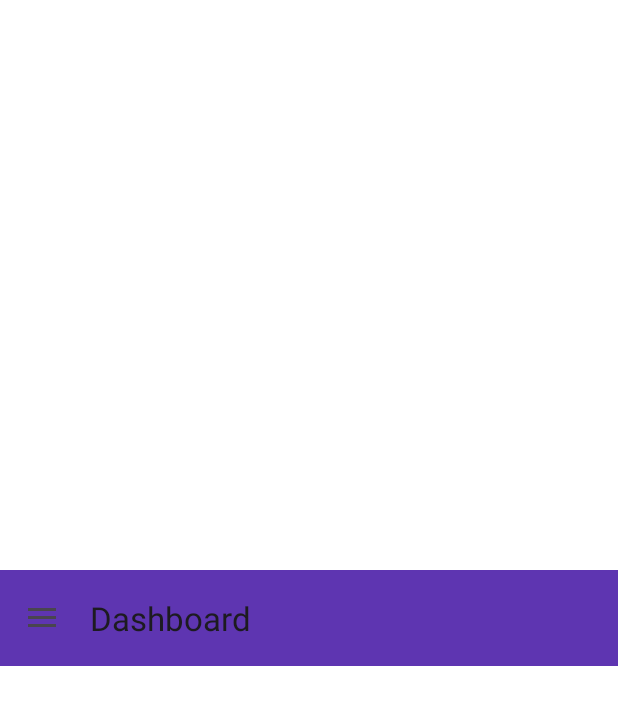
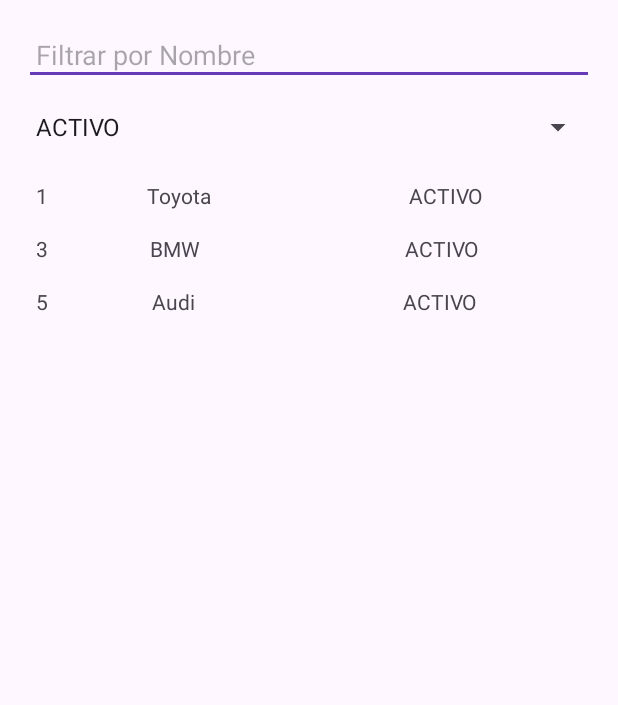
Before and after one commit to CodigoCreativoUTEC/mobilePFT, an Android app: the DashboardActivity screen opened directly, with no data from a screen before it, in the side drawer, after a tap on "Marcas", on a phone screen of 412 x 824 dp. Shown: the top 705 px of the screen. Run offline under Robolectric (Android 15) with nearby library versions, the phone set to English and light mode, and no system bars.

Commit message:
Se agrega activity para listado de marcas

```diff
--- a/app/src/main/AndroidManifest.xml
+++ b/app/src/main/AndroidManifest.xml
@@ -16,9 +16,12 @@
         tools:targetApi="31">
         <activity
             android:name=".Registro"
-            android:exported="false" />
+            android:exported="true" />
         <activity
             android:name=".DashboardActivity"
+            android:exported="true"/>
+        <activity
+            android:name=".MarcasActivity"
             android:exported="true"/>
 
         <activity
--- a/app/src/main/java/com/codigocreativo/mobile/DashboardActivity.kt
+++ b/app/src/main/java/com/codigocreativo/mobile/DashboardActivity.kt
@@ -1,5 +1,6 @@
 package com.codigocreativo.mobile
 
+import android.content.Intent
 import android.os.Bundle
 import androidx.appcompat.app.ActionBarDrawerToggle
 import androidx.appcompat.app.AppCompatActivity
@@ -38,11 +39,13 @@
             when (menuItem.itemId) {
                 R.id.nav_users -> {
                     Toast.makeText(this, "Usuarios seleccionados", Toast.LENGTH_SHORT).show()
-                    // Puedes agregar código para navegar a otras actividades o fragmentos
+
                 }
                 R.id.nav_brands -> {
                     Toast.makeText(this, "Marcas seleccionadas", Toast.LENGTH_SHORT).show()
                     // Navegar a otra actividad
+                    val intent = Intent(this, MarcasActivity::class.java)
+                    startActivity(intent)
                 }
                 R.id.nav_models -> {
                     Toast.makeText(this, "Modelos seleccionados", Toast.LENGTH_SHORT).show()
--- /dev/null
+++ b/app/src/main/java/com/codigocreativo/mobile/Marca.kt
@@ -0,0 +1,7 @@
+package com.codigocreativo.mobile
+
+data class Marca(val id: Int, val nombre: String, val estado: Estado)
+
+enum class Estado {
+    ACTIVO, INACTIVO
+}
--- /dev/null
+++ b/app/src/main/java/com/codigocreativo/mobile/MarcaAdapter.kt
@@ -0,0 +1,39 @@
+package com.codigocreativo.mobile
+
+import android.view.LayoutInflater
+import android.view.View
+import android.view.ViewGroup
+import android.widget.TextView
+import androidx.recyclerview.widget.RecyclerView
+
+class MarcaAdapter(private var marcasList: MutableList<Marca>) : RecyclerView.Adapter<MarcaAdapter.MarcaViewHolder>() {
+
+    // Clase interna para el ViewHolder
+    class MarcaViewHolder(itemView: View) : RecyclerView.ViewHolder(itemView) {
+        val idTextView: TextView = itemView.findViewById(R.id.idTextView)
+        val nombreTextView: TextView = itemView.findViewById(R.id.nombreTextView)
+        val estadoTextView: TextView = itemView.findViewById(R.id.estadoTextView)
+    }
+
+    override fun onCreateViewHolder(parent: ViewGroup, viewType: Int): MarcaViewHolder {
+        val view = LayoutInflater.from(parent.context).inflate(R.layout.item_marca, parent, false)
+        return MarcaViewHolder(view)
+    }
+
+    override fun onBindViewHolder(holder: MarcaViewHolder, position: Int) {
+        val marca = marcasList[position]
+        holder.idTextView.text = marca.id.toString()
+        holder.nombreTextView.text = marca.nombre
+        holder.estadoTextView.text = marca.estado.name
+    }
+
+    override fun getItemCount(): Int {
+        return marcasList.size
+    }
+
+    // Actualizar la lista de marcas después de aplicar un filtro
+    fun updateList(newList: MutableList<Marca>) {
+        marcasList = newList
+        notifyDataSetChanged()
+    }
+}
--- /dev/null
+++ b/app/src/main/java/com/codigocreativo/mobile/MarcasActivity.kt
@@ -0,0 +1,81 @@
+package com.codigocreativo.mobile
+
+import android.os.Bundle
+import android.text.Editable
+import android.text.TextWatcher
+import android.view.View
+import android.widget.*
+import androidx.appcompat.app.AppCompatActivity
+import androidx.recyclerview.widget.LinearLayoutManager
+import androidx.recyclerview.widget.RecyclerView
+import java.util.*
+
+class MarcasActivity : AppCompatActivity() {
+
+    // Simulación de datos que vendrían de la base de datos
+    private val marcasList = listOf(
+        Marca(1, "Toyota", Estado.ACTIVO),
+        Marca(2, "Ford", Estado.INACTIVO),
+        Marca(3, "BMW", Estado.ACTIVO),
+        Marca(4, "Mercedes", Estado.INACTIVO),
+        Marca(5, "Audi", Estado.ACTIVO)
+    )
+
+    // Lista filtrada
+    private var filteredList = marcasList.toMutableList()
+
+    // Adaptador para el RecyclerView
+    private lateinit var adapter: MarcaAdapter
+
+    override fun onCreate(savedInstanceState: Bundle?) {
+        super.onCreate(savedInstanceState)
+        setContentView(R.layout.activity_marcas)
+
+        // Configurar el RecyclerView
+        val recyclerView: RecyclerView = findViewById(R.id.recyclerView)
+        recyclerView.layoutManager = LinearLayoutManager(this)
+        adapter = MarcaAdapter(filteredList)
+        recyclerView.adapter = adapter
+
+        // Configurar el filtro de nombre
+        val filterName: EditText = findViewById(R.id.filter_name)
+        filterName.addTextChangedListener(object : TextWatcher {
+            override fun beforeTextChanged(s: CharSequence?, start: Int, count: Int, after: Int) {}
+            override fun onTextChanged(s: CharSequence?, start: Int, before: Int, count: Int) {
+                filterMarcas()
+            }
+            override fun afterTextChanged(s: Editable?) {}
+        })
+
+        // Configurar el filtro de estado
+        val filterStatus: Spinner = findViewById(R.id.filter_status)
+        val statusAdapter = ArrayAdapter(this, android.R.layout.simple_spinner_item, Estado.values())
+        statusAdapter.setDropDownViewResource(android.R.layout.simple_spinner_dropdown_item)
+        filterStatus.adapter = statusAdapter
+
+        // Aquí agregamos el `OnItemSelectedListener` correctamente
+        filterStatus.onItemSelectedListener = object : AdapterView.OnItemSelectedListener {
+            override fun onItemSelected(parent: AdapterView<*>, view: View, position: Int, id: Long) {
+                filterMarcas()  // Llama a la función de filtro cada vez que se selecciona un nuevo estado
+            }
+
+            override fun onNothingSelected(parent: AdapterView<*>) {
+                // No hacer nada
+            }
+        }
+    }
+
+    // Función para filtrar las marcas
+    private fun filterMarcas() {
+        val nameFilter = findViewById<EditText>(R.id.filter_name).text.toString().lowercase(Locale.getDefault())
+        val statusFilter = findViewById<Spinner>(R.id.filter_status).selectedItem as Estado
+
+        filteredList = marcasList.filter { marca ->
+            marca.nombre.lowercase(Locale.getDefault()).contains(nameFilter) &&
+                    marca.estado == statusFilter
+        }.toMutableList()
+
+        // Actualizar el RecyclerView
+        adapter.updateList(filteredList)
+    }
+}
--- a/app/src/main/res/layout/activity_dashboard.xml
+++ b/app/src/main/res/layout/activity_dashboard.xml
@@ -9,7 +9,7 @@
     <RelativeLayout
         android:layout_width="match_parent"
         android:layout_height="match_parent"
-        android:gravity="center"
+        android:gravity="top"
         android:background="@color/white">
 
         <!-- Texto de bienvenida en el centro -->
--- /dev/null
+++ b/app/src/main/res/layout/activity_marcas.xml
@@ -0,0 +1,29 @@
+<?xml version="1.0" encoding="utf-8"?>
+<LinearLayout xmlns:android="http://schemas.android.com/apk/res/android"
+    android:layout_width="match_parent"
+    android:layout_height="match_parent"
+    android:orientation="vertical"
+    android:padding="16dp">
+
+    <!-- Filtro por Nombre -->
+    <EditText
+        android:id="@+id/filter_name"
+        android:layout_width="match_parent"
+        android:layout_height="wrap_content"
+        android:hint="Filtrar por Nombre"
+        android:padding="8dp"
+        android:layout_marginBottom="16dp"/>
+
+    <!-- Filtro por Estado -->
+    <Spinner
+        android:id="@+id/filter_status"
+        android:layout_width="match_parent"
+        android:layout_height="wrap_content"
+        android:layout_marginBottom="16dp"/>
+
+    <!-- RecyclerView para la lista de marcas -->
+    <androidx.recyclerview.widget.RecyclerView
+        android:id="@+id/recyclerView"
+        android:layout_width="match_parent"
+        android:layout_height="wrap_content" />
+</LinearLayout>
--- /dev/null
+++ b/app/src/main/res/layout/item_marca.xml
@@ -0,0 +1,28 @@
+<?xml version="1.0" encoding="utf-8"?>
+<LinearLayout xmlns:android="http://schemas.android.com/apk/res/android"
+    android:layout_width="match_parent"
+    android:layout_height="wrap_content"
+    android:orientation="horizontal"
+    android:padding="8dp">
+
+    <TextView
+        android:id="@+id/idTextView"
+        android:layout_width="wrap_content"
+        android:layout_height="wrap_content"
+        android:text="ID"
+        android:layout_weight="1"/>
+
+    <TextView
+        android:id="@+id/nombreTextView"
+        android:layout_width="wrap_content"
+        android:layout_height="wrap_content"
+        android:text="Nombre"
+        android:layout_weight="2"/>
+
+    <TextView
+        android:id="@+id/estadoTextView"
+        android:layout_width="wrap_content"
+        android:layout_height="wrap_content"
+        android:text="Estado"
+        android:layout_weight="1"/>
+</LinearLayout>
```
